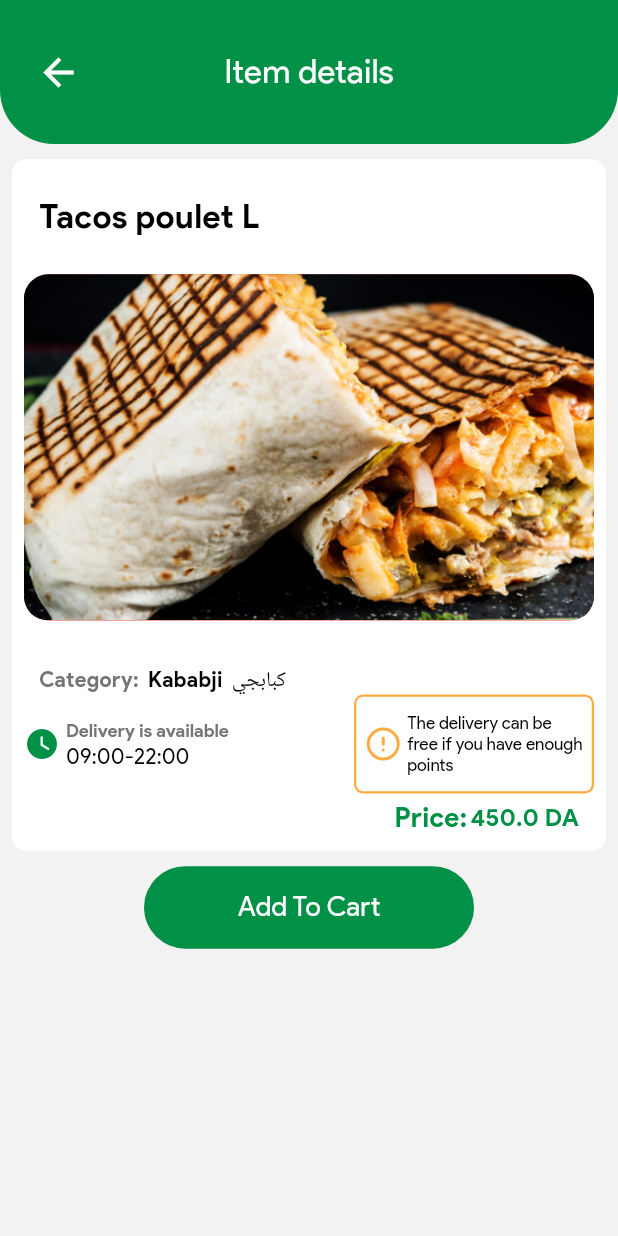
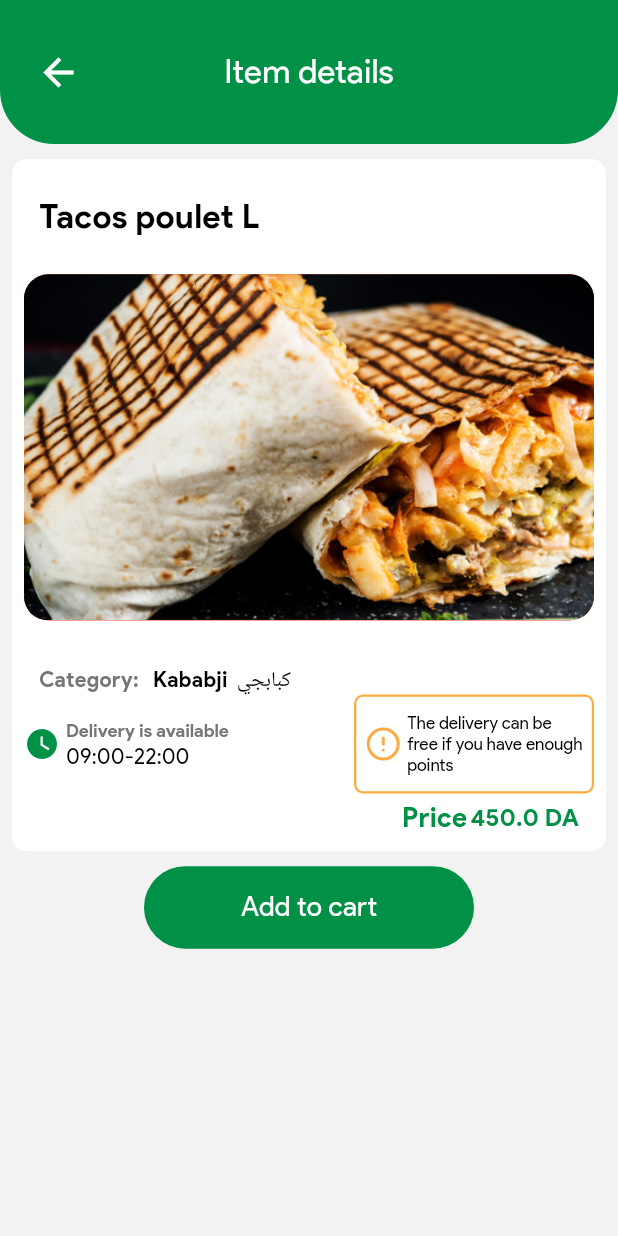
Before and after one commit to prolagg99/pazar, a Flutter app: the screen it shows after launch, after a tap on "Tacos poulet L", on a phone screen of 412 x 824 dp. Run offline on Flutter 3.47's test engine with Material 2 defaults, Android fonts, the phone set to English and light mode, and no system bars; our stand-ins replace flutter_slidable, flutter_svg, shared_preferences; missing offline and left inert: statusbar.

Commit message:
localization

```diff
--- /dev/null
+++ b/lib/localization/demo_localization.dart
@@ -0,0 +1,51 @@
+import 'dart:convert';
+
+import 'package:flutter/material.dart';
+import 'package:flutter/services.dart';
+
+class DemoLocalization {
+  DemoLocalization(this.locale);
+
+  final Locale locale;
+  static DemoLocalization? of(BuildContext context) {
+    return Localizations.of<DemoLocalization>(context, DemoLocalization);
+  }
+
+  late Map<String, String> _localizedValues;
+
+  Future<void> load() async {
+    String jsonStringValues =
+        await rootBundle.loadString('lib/lang/${locale.languageCode}.json');
+    Map<String, dynamic> mappedJson = json.decode(jsonStringValues);
+    _localizedValues =
+        mappedJson.map((key, value) => MapEntry(key, value.toString()));
+  }
+
+  String? translate(String key) {
+    return _localizedValues[key];
+  }
+
+  // static member to have simple access to the delegate from Material App
+  static const LocalizationsDelegate<DemoLocalization> delegate =
+      _DemoLocalizationsDelegate();
+}
+
+class _DemoLocalizationsDelegate
+    extends LocalizationsDelegate<DemoLocalization> {
+  const _DemoLocalizationsDelegate();
+
+  @override
+  bool isSupported(Locale locale) {
+    return ['en', 'hi'].contains(locale.languageCode);
+  }
+
+  @override
+  Future<DemoLocalization> load(Locale locale) async {
+    DemoLocalization localization = DemoLocalization(locale);
+    await localization.load();
+    return localization;
+  }
+
+  @override
+  bool shouldReload(LocalizationsDelegate<DemoLocalization> old) => false;
+}
--- /dev/null
+++ b/lib/localization/language_constants.dart
@@ -0,0 +1,39 @@
+// ignore_for_file: constant_identifier_names
+
+import 'package:flutter/material.dart';
+import 'package:shared_preferences/shared_preferences.dart';
+
+import 'demo_localization.dart';
+
+const String LAGUAGE_CODE = 'languageCode';
+
+//languages code
+const String ENGLISH = 'en';
+const String HINDI = 'hi';
+
+Future<Locale> setLocale(String languageCode) async {
+  SharedPreferences _prefs = await SharedPreferences.getInstance();
+  await _prefs.setString(LAGUAGE_CODE, languageCode);
+  return _locale(languageCode);
+}
+
+Future<Locale> getLocale() async {
+  SharedPreferences _prefs = await SharedPreferences.getInstance();
+  String languageCode = _prefs.getString(LAGUAGE_CODE) ?? "en";
+  return _locale(languageCode);
+}
+
+Locale _locale(String languageCode) {
+  switch (languageCode) {
+    case ENGLISH:
+      return const Locale(ENGLISH, 'US');
+    case HINDI:
+      return const Locale(HINDI, "IN");
+    default:
+      return const Locale(ENGLISH, 'US');
+  }
+}
+
+String? getTranslated(BuildContext context, String key) {
+  return DemoLocalization.of(context)!.translate(key);
+}
--- a/lib/main.dart
+++ b/lib/main.dart
@@ -1,12 +1,15 @@
 import 'package:flutter/material.dart';
+import 'package:flutter_localizations/flutter_localizations.dart';
+import 'package:pazar/localization/demo_localization.dart';
 import 'package:pazar/model/cart.dart';
+import 'package:pazar/model/catalog.dart';
+import 'package:provider/provider.dart';
+import 'localization/language_constants.dart';
 import 'package:pazar/screen/bottom_navigation.dart';
 import 'package:pazar/screen/home.dart';
 import 'package:pazar/screen/items_cart.dart';
 import 'package:pazar/screen/profile.dart';
 import 'package:pazar/screen/restaurant_items.dart';
-import 'package:pazar/model/catalog.dart';
-import 'package:provider/provider.dart';
 
 void main() {
   runApp(MultiProvider(
@@ -16,17 +19,71 @@ void main() {
         create: (context) => CartModel(),
       ),
     ],
-    child: const Pazar(),
+    child: const MyApp(),
   ));
 }
 
-class Pazar extends StatelessWidget {
-  const Pazar({Key? key}) : super(key: key);
+class MyApp extends StatefulWidget {
+  const MyApp({Key? key}) : super(key: key);
+
+  static void setLocale(BuildContext context, Locale newLocale) {
+    _MyAppState? state = context.findAncestorStateOfType<_MyAppState>();
+    state!.setLocale(newLocale);
+  }
+
+  @override
+  _MyAppState createState() => _MyAppState();
+}
+
+class _MyAppState extends State<MyApp> {
+  Locale? _locale;
+  setLocale(Locale locale) {
+    setState(() {
+      _locale = locale;
+    });
+  }
+
+  @override
+  void didChangeDependencies() {
+    getLocale().then((locale) {
+      setState(() {
+        _locale = locale;
+      });
+    });
+    super.didChangeDependencies();
+  }
 
   @override
   Widget build(BuildContext context) {
+    if (_locale == null) {
+      return const Center(
+        child: CircularProgressIndicator(
+            valueColor: AlwaysStoppedAnimation<Color>(Colors.blue)),
+      );
+    } else {
       return MaterialApp(
         debugShowCheckedModeBanner: false,
+        title: "Flutter Localization Demo",
+        theme: ThemeData(primarySwatch: Colors.blue),
+        locale: _locale,
+        supportedLocales: const [Locale("en", "US"), Locale("hi", "IN")],
+        localizationsDelegates: const [
+          DemoLocalization.delegate,
+          GlobalMaterialLocalizations.delegate,
+          GlobalWidgetsLocalizations.delegate,
+          GlobalCupertinoLocalizations.delegate,
+        ],
+        localeResolutionCallback: (locale, supportedLocales) {
+          for (var supportedLocale in supportedLocales) {
+            if (supportedLocale.languageCode == locale!.languageCode &&
+                supportedLocale.countryCode == locale.countryCode) {
+              return supportedLocale;
+            }
+          }
+          return supportedLocales.first;
+        },
+        // onGenerateRoute: CustomRouter.generatedRoute,
+        // initialRoute: homeRoute,
         routes: <String, WidgetBuilder>{
           '/': (context) => const BottomNavigation(),
           Home.tag: (context) => const Home(),
@@ -37,3 +94,4 @@ class Pazar extends StatelessWidget {
       );
     }
   }
+}
--- a/lib/screen/home.dart
+++ b/lib/screen/home.dart
@@ -1,5 +1,6 @@
 import 'package:flutter/material.dart';
 import 'package:flutter/rendering.dart';
+import 'package:pazar/localization/language_constants.dart';
 import 'package:pazar/model/model.dart';
 import 'package:pazar/screen/restaurant_items.dart';
 import 'package:pazar/utils/colors.dart';
@@ -121,7 +122,7 @@ class _HomeState extends State<Home> {
                                             Radius.circular(6))),
                                     fillColor: colorAccentGrey,
                                     contentPadding: EdgeInsets.zero,
-                                    hintText: 'search',
+                                    hintText: getTranslated(context, 'search'),
                                     hintStyle:
                                         const TextStyle(color: Colors.grey)),
                               ),
@@ -156,9 +157,12 @@ class _HomeState extends State<Home> {
                                 ),
                                 Flexible(
                                   child: homeTextCard(
-                                      context,
-                                      'today new available',
-                                      'best of the today items list'),
+                                    context,
+                                    getTranslated(
+                                        context, 'today_available_title'),
+                                    getTranslated(
+                                        context, 'today_available_subtitle'),
+                                  ),
                                 ),
                                 Flexible(
                                   child: SizedBox(
@@ -178,8 +182,12 @@ class _HomeState extends State<Home> {
                                       )),
                                 ),
                                 Flexible(
-                                  child: homeTextCard(context, 'all items',
-                                      'all items with best items list'),
+                                  child: homeTextCard(
+                                    context,
+                                    getTranslated(context, 'all_items'),
+                                    getTranslated(
+                                        context, 'all_items_subtitle'),
+                                  ),
                                 ),
                                 Flexible(
                                   child: SizedBox(
--- a/lib/screen/item_details.dart
+++ b/lib/screen/item_details.dart
@@ -1,6 +1,7 @@
 // ignore_for_file: use_key_in_widget_constructors, avoid_print
 
 import 'package:flutter/material.dart';
+import 'package:pazar/localization/language_constants.dart';
 import 'package:pazar/model/cart.dart';
 import 'package:pazar/utils/colors.dart';
 import 'package:pazar/utils/constant.dart';
@@ -63,7 +64,7 @@ class _ItemDetailsState extends State<ItemDetails> {
                   ),
                   child: Align(
                     child: text(
-                      'Add To Cart',
+                      getTranslated(context, 'add_to_cart'),
                       textColor: Colors.white,
                       fontSize: textSizeMLarge,
                     ),
--- a/lib/utils/widget.dart
+++ b/lib/utils/widget.dart
@@ -3,6 +3,7 @@
 import 'package:carousel_slider/carousel_slider.dart';
 import 'package:flutter_svg/flutter_svg.dart';
 import 'package:flutter/material.dart';
+import 'package:pazar/localization/language_constants.dart';
 import 'package:pazar/model/cart.dart';
 import 'package:pazar/model/catalog.dart';
 import 'package:pazar/screen/item_details.dart';
@@ -327,7 +328,7 @@ class _ItemCardState extends State<ItemCard> {
                                   ),
                                   child: Center(
                                     child: text(
-                                      'Add to cart',
+                                      getTranslated(context, 'add_to_cart'),
                                       textColor: Colors.white,
                                       fontSize: textSizeSmall,
                                       isCentered: true,
@@ -355,7 +356,7 @@ Widget itemNotFound(context) {
             size: 44, color: colorAccentGreyBtn),
         const SizedBox(height: 6),
         text(
-          'No item found ...',
+          getTranslated(context, 'no_item_found'),
           fontFamily: fontLight,
           fontSize: textSizeMLarge,
         ),
@@ -408,7 +409,7 @@ Widget itemDetailsCard(context, model) {
                           alignment: Alignment.bottomLeft,
                           child: Row(
                             children: [
-                              text('Category:',
+                              text(getTranslated(context, 'category'),
                                   textColor: Colors.grey[600],
                                   fontFamily: fontBold,
                                   fontSize: textSizeSMedium),
@@ -440,7 +441,9 @@ Widget itemDetailsCard(context, model) {
                                     crossAxisAlignment:
                                         CrossAxisAlignment.start,
                                     children: [
-                                      text('delivery is available',
+                                      text(
+                                          getTranslated(
+                                              context, 'delivery_is_available'),
                                           textColor: Colors.grey[600],
                                           fontFamily: fontBold,
                                           fontSize: textSizeSmall,
@@ -479,7 +482,8 @@ Widget itemDetailsCard(context, model) {
                                         const SizedBox(width: 4),
                                         Flexible(
                                           child: text(
-                                              'the delivery can be free if you have enough points',
+                                              getTranslated(
+                                                  context, 'item_details_note'),
                                               fontSize: textSizeXSmall,
                                               latterSpacing: 0.0,
                                               isLongText: true),
@@ -502,7 +506,7 @@ Widget itemDetailsCard(context, model) {
                       child: Row(
                         mainAxisAlignment: MainAxisAlignment.end,
                         children: [
-                          text('Price:',
+                          text(getTranslated(context, 'price'),
                               textColor: colorAccentGreen,
                               fontFamily: fontBold,
                               fontSize: textSizeMLarge),
--- a/pubspec.yaml
+++ b/pubspec.yaml
@@ -29,6 +29,9 @@ environment:
 dependencies:
   flutter:
     sdk: flutter
+  flutter_localizations:
+    sdk: flutter
+  shared_preferences: ^2.0.0
 
 
   # The following adds the Cupertino Icons font to your application.
@@ -67,6 +70,8 @@ flutter:
   # To add assets to your application, add an assets section, like this:
   assets:
     - images/
+    - lib/lang/en.json
+    - lib/lang/hi.json
 
   # An image asset can refer to one or more resolution-specific "variants", see
   # https://flutter.dev/assets-and-images/#resolution-aware.
```
Also changed, not shown: lib/classes/language.dart (added, +15 -0 lines), lib/lang/en.json (added, +28 -0 lines), lib/lang/hi.json (added, +28 -0 lines), lib/screen/items_cart.dart (+19 -8 lines), lib/screen/profile.dart (+54 -11 lines), pubspec.lock. Lines whose indentation alone changed are shown as unchanged.
